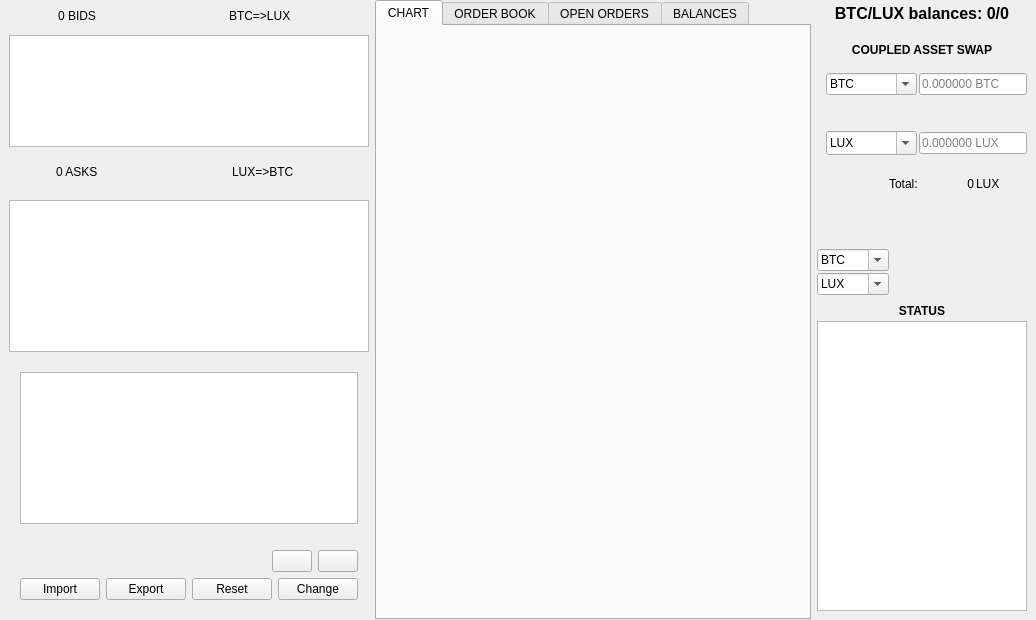
Old version of the form src/qt/forms/luxgatedialog.ui in the repository LUX-Core/lux.
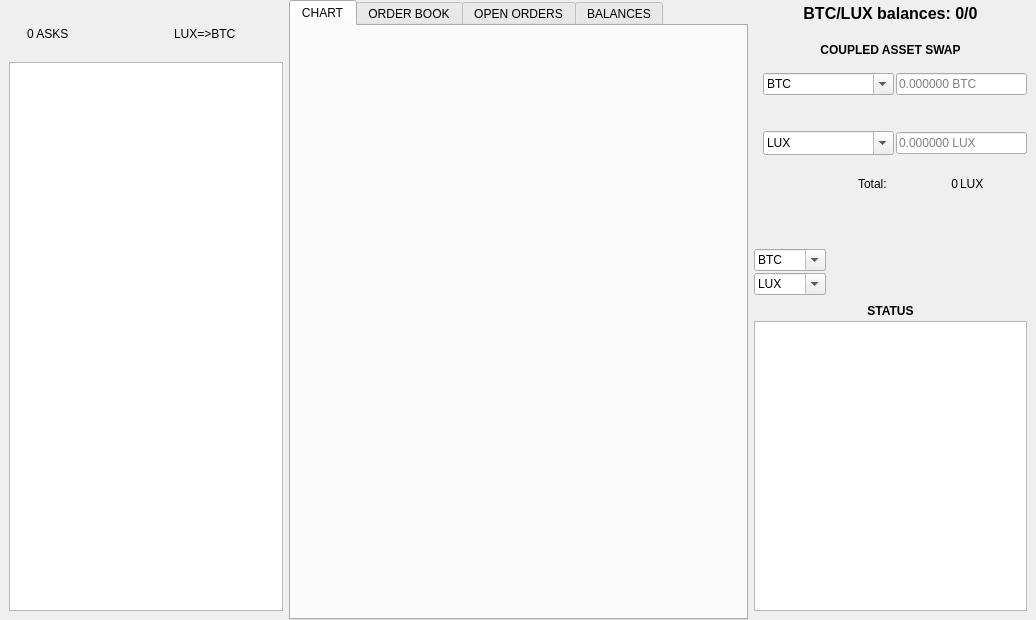
New version of the form. Icons and pictures are not drawn. Custom widgets are drawn as their Qt base class.

Commit message: Luxgate gui: separate classes to Config and BidPanel

The edit to the form file:
```diff
--- a/src/qt/forms/luxgatedialog.ui
+++ b/src/qt/forms/luxgatedialog.ui
@@ -71,118 +71,11 @@
          <property name="accessibleName">
           <string>TR00018</string>
          </property>
-         <layout class="QVBoxLayout" name="verticalLayout_7">
-          <property name="spacing">
-           <number>9</number>
-          </property>
-          <property name="leftMargin">
-           <number>0</number>
-          </property>
-          <property name="topMargin">
-           <number>3</number>
-          </property>
-          <property name="rightMargin">
-           <number>0</number>
-          </property>
-          <property name="bottomMargin">
-           <number>0</number>
-          </property>
-          <item>
-           <widget class="QWidget" name="bidHeader_2" native="true">
-            <property name="sizePolicy">
-             <sizepolicy hsizetype="MinimumExpanding" vsizetype="Preferred">
-              <horstretch>0</horstretch>
-              <verstretch>0</verstretch>
-             </sizepolicy>
-            </property>
-            <layout class="QHBoxLayout" name="bidHeader">
-             <property name="spacing">
-              <number>2</number>
-             </property>
-             <property name="leftMargin">
-              <number>0</number>
-             </property>
-             <property name="topMargin">
-              <number>3</number>
-             </property>
-             <property name="rightMargin">
-              <number>0</number>
-             </property>
-             <property name="bottomMargin">
-              <number>0</number>
-             </property>
-             <item>
-              <widget class="QLabel" name="bidNum">
-               <property name="sizePolicy">
-                <sizepolicy hsizetype="Fixed" vsizetype="Fixed">
-                 <horstretch>0</horstretch>
-                 <verstretch>0</verstretch>
-                </sizepolicy>
-               </property>
-               <property name="minimumSize">
-                <size>
-                 <width>110</width>
-                 <height>0</height>
-                </size>
-               </property>
-               <property name="text">
-                <string>0 BIDS</string>
-               </property>
-               <property name="alignment">
-                <set>Qt::AlignLeading|Qt::AlignLeft|Qt::AlignVCenter</set>
-               </property>
-               <property name="buddy">
-                <cstring>btc_lux_panel</cstring>
-               </property>
-              </widget>
-             </item>
-             <item>
-              <spacer name="horizontalSpacer_7">
-               <property name="orientation">
-                <enum>Qt::Horizontal</enum>
-               </property>
-               <property name="sizeType">
-                <enum>QSizePolicy::Fixed</enum>
-               </property>
-               <property name="sizeHint" stdset="0">
-                <size>
-                 <width>10</width>
-                 <height>20</height>
-                </size>
-               </property>
-              </spacer>
-             </item>
-             <item>
-              <widget class="QLabel" name="label_11">
-               <property name="sizePolicy">
-                <sizepolicy hsizetype="Fixed" vsizetype="Fixed">
-                 <horstretch>0</horstretch>
-                 <verstretch>0</verstretch>
-                </sizepolicy>
-               </property>
-               <property name="minimumSize">
-                <size>
-                 <width>90</width>
-                 <height>0</height>
-                </size>
-               </property>
-               <property name="text">
-                <string>BTC=&gt;LUX</string>
-               </property>
-               <property name="alignment">
-                <set>Qt::AlignLeading|Qt::AlignLeft|Qt::AlignVCenter</set>
-               </property>
-              </widget>
-             </item>
-            </layout>
-           </widget>
-          </item>
-          <item>
-           <widget class="QTableView" name="bidTable"/>
-          </item>
-         </layout>
         </widget>
        </item>
+       <item>
+        <widget class="LuxgateConfigPanel" name="configpanel" native="true"/>
+       </item>
        <item>
         <widget class="QWidget" name="askpanel_2" native="true">
          <layout class="QVBoxLayout" name="askpanel">
@@ -282,112 +175,6 @@
           <item>
            <widget class="QTableView" name="askTable"/>
           </item>
-          <item>
-           <widget class="QWidget" name="configpanel" native="true">
-            <layout class="QVBoxLayout" name="verticalLayout_4">
-             <item>
-              <widget class="QTableView" name="tableViewConfiguration">
-               <property name="editTriggers">
-                <set>QAbstractItemView::AnyKeyPressed|QAbstractItemView::DoubleClicked</set>
-               </property>
-               <property name="selectionMode">
-                <enum>QAbstractItemView::SingleSelection</enum>
-               </property>
-               <property name="selectionBehavior">
-                <enum>QAbstractItemView::SelectRows</enum>
-               </property>
-              </widget>
-             </item>
-             <item>
-              <widget class="QLabel" name="labelConfigStatus">
-               <property name="styleSheet">
-                <string notr="true"/>
-               </property>
-               <property name="text">
-                <string/>
-               </property>
-               <property name="alignment">
-                <set>Qt::AlignCenter</set>
-               </property>
-               <property name="status" stdset="0">
-                <string>error</string>
-               </property>
-              </widget>
-             </item>
-             <item>
-              <layout class="QHBoxLayout" name="horizontalLayout_6">
-               <item>
-                <spacer name="horizontalSpacer_15">
-                 <property name="orientation">
-                  <enum>Qt::Horizontal</enum>
-                 </property>
-                 <property name="sizeHint" stdset="0">
-                  <size>
-                   <width>40</width>
-                   <height>20</height>
-                  </size>
-                 </property>
-                </spacer>
-               </item>
-               <item>
-                <widget class="QPushButton" name="pushButtonRemoveConfiguration">
-                 <property name="text">
-                  <string/>
-                 </property>
-                 <property name="icon">
-                  <iconset resource="../lux.qrc">
-                   <normaloff>:/icons/remove</normaloff>:/icons/remove</iconset>
-                 </property>
-                </widget>
-               </item>
-               <item>
-                <widget class="QPushButton" name="pushButtonAddConfiguration">
-                 <property name="text">
-                  <string/>
-                 </property>
-                 <property name="icon">
-                  <iconset resource="../lux.qrc">
-                   <normaloff>:/icons/add</normaloff>:/icons/add</iconset>
-                 </property>
-                </widget>
-               </item>
-              </layout>
-             </item>
-             <item>
-              <layout class="QHBoxLayout" name="horizontalLayout_7">
-               <item>
-                <widget class="QPushButton" name="pushButtonImportConfig">
-                 <property name="text">
-                  <string>Import</string>
-                 </property>
-                </widget>
-               </item>
-               <item>
-                <widget class="QPushButton" name="pushButtonExportConfig">
-                 <property name="text">
-                  <string>Export</string>
-                 </property>
-                </widget>
-               </item>
-               <item>
-                <widget class="QPushButton" name="pushButtonResetConfig">
-                 <property name="text">
-                  <string>Reset</string>
-                 </property>
-                </widget>
-               </item>
-               <item>
-                <widget class="QPushButton" name="pushButtonChangeConfig">
-                 <property name="text">
-                  <string>Change</string>
-                 </property>
-                </widget>
-               </item>
-              </layout>
-             </item>
-            </layout>
-           </widget>
-          </item>
          </layout>
         </widget>
        </item>
@@ -2046,6 +1833,20 @@
   </widget>
  </widget>
  <layoutdefault spacing="6" margin="11"/>
+ <customwidgets>
+  <customwidget>
+   <class>LuxgateBidPanel</class>
+   <extends>QWidget</extends>
+   <header>luxgatebidpanel.h</header>
+   <container>1</container>
+  </customwidget>
+  <customwidget>
+   <class>LuxgateConfigPanel</class>
+   <extends>QWidget</extends>
+   <header>luxgateconfigpanel.h</header>
+   <container>1</container>
+  </customwidget>
+ </customwidgets>
  <resources>
   <include location="../lux.qrc"/>
  </resources>
```
Left out of the diff: 18 changed lines with no effect on the pictures. The commit also changes 8 other files.
